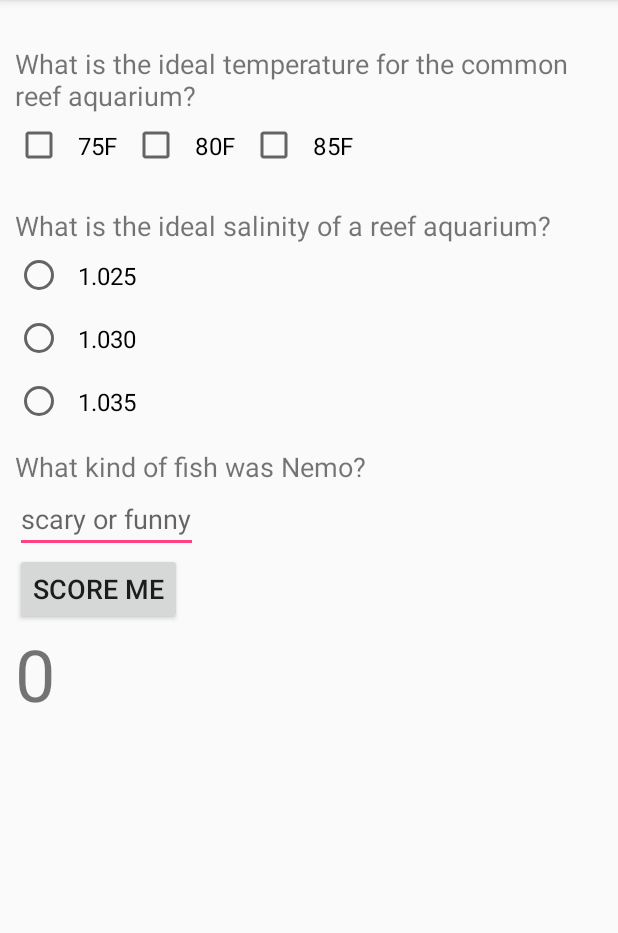
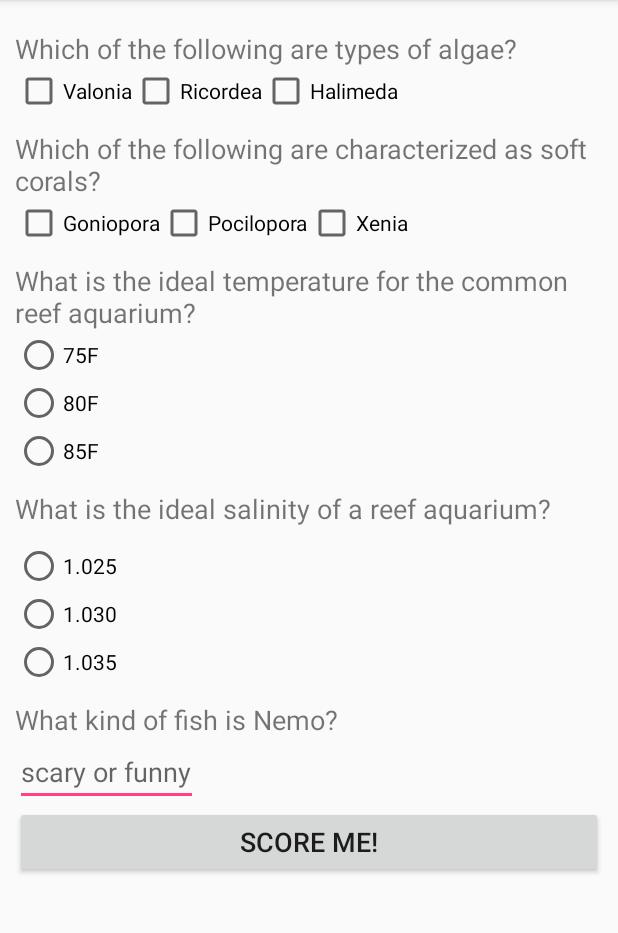
Before and after one commit to wrongron/ReefQuiz, an Android app: the screen it shows after launch (MainActivity), on a phone screen of 412 x 824 dp, the part 84-1017 px from its top. Run offline under Robolectric (Android 15) with nearby library versions, the phone set to English and light mode, and no system bars.

Commit message:
Updates to questions

```diff
--- a/app/src/main/java/com/example/android/reefquiz/MainActivity.java
+++ b/app/src/main/java/com/example/android/reefquiz/MainActivity.java
@@ -10,9 +10,8 @@ import android.widget.CheckBox;
 import android.widget.EditText;
 import android.widget.RadioButton;
 import android.widget.TextView;
-
+import android.widget.Toast;
 import org.w3c.dom.Text;
-
 import static android.R.attr.name;
 import static android.R.attr.x;
 import static android.icu.lang.UCharacter.GraphemeClusterBreak.V;
@@ -105,7 +104,6 @@ public class MainActivity extends AppCompatActivity {
     }
 
     public void displayScore(int score) {
-        TextView scoreTextView = (TextView) findViewById(R.id.current_score);
-        scoreTextView.setText("" + score);
+        Toast.makeText(getApplicationContext(), "Your score is: " + score, Toast.LENGTH_LONG).show();
     }
 }
--- a/app/src/main/res/layout/activity_main.xml
+++ b/app/src/main/res/layout/activity_main.xml
@@ -13,92 +13,132 @@
         android:padding="10dp"
         tools:context="com.example.android.reefquiz.MainActivity">
 
-        <RelativeLayout
-            android:id="@+id/question_1"
-            style="@style/Question">
+        <TextView
+            android:id="@+id/algae"
+            style="@style/Question"
+            android:text="@string/question_1" />
 
-            <TextView
-                android:id="@+id/temperature"
-                style="@style/Question"
-                android:text="@string/question_1" />
+        <LinearLayout
+            android:layout_height="wrap_content"
+            android:layout_width="wrap_content">
 
             <CheckBox
                 android:id="@+id/answer1_A"
                 style="@style/CheckBox"
-                android:layout_below="@id/temperature"
-                android:text="75F" />
+                android:text="@string/answer1_A" />
 
             <CheckBox
                 android:id="@+id/answer1_B"
                 style="@style/CheckBox"
-                android:layout_below="@+id/temperature"
-                android:layout_toRightOf="@+id/answer1_A"
-                android:text="80F" />
+                android:text="@string/answer1_B" />
 
             <CheckBox
                 android:id="@+id/answer1_C"
                 style="@style/CheckBox"
-                android:layout_below="@+id/temperature"
-                android:layout_toRightOf="@+id/answer1_B"
-                android:text="85F" />
-        </RelativeLayout>
+                android:text="@string/answer1_C" />
 
-        <RadioGroup
-            style="@style/Question">
+        </LinearLayout>
 
-            <TextView
-                android:id="@+id/salinity"
-                style="@style/Question"
-                android:layout_below="@+id/answer1_C"
-                android:text="@string/question_2" />
+        <TextView
+            android:id="@+id/coral"
+            style="@style/Question"
+            android:text="@string/question_2" />
 
-            <RadioButton
-                android:id="@+id/answer2_A"
-                style="@style/CheckBox"
-                android:layout_below="@id/salinity"
-                android:text="1.025" />
+    <LinearLayout
+        android:layout_height="wrap_content"
+        android:layout_width="wrap_content">
 
-            <RadioButton
-                android:id="@+id/answer2_B"
-                style="@style/CheckBox"
-                android:layout_below="@+id/answer2_A"
-                android:text="1.030" />
+        <CheckBox
+            android:id="@+id/answer2_A"
+            style="@style/CheckBox"
+            android:text="@string/answer2_A" />
 
-            <RadioButton
-                android:id="@+id/answer2_C"
-                style="@style/CheckBox"
-                android:layout_below="@+id/answer2_B"
-                android:text="1.035" />
+        <CheckBox
+            android:id="@+id/answer2_B"
+            style="@style/CheckBox"
+            android:text="@string/answer2_B" />
+
+        <CheckBox
+            android:id="@+id/answer2_C"
+            style="@style/CheckBox"
+            android:text="@string/answer2_C" />
+
+        </LinearLayout>
+
+        <TextView
+            android:id="@+id/temperature"
+            style="@style/Question"
+            android:text="@string/question_3" />
+
+            <RadioGroup
+                android:layout_width="match_parent"
+                android:layout_height="wrap_content" >
+
+                <RadioButton
+                    android:id="@+id/answer3_A"
+                    style="@style/RadioButton"
+                    android:text="@string/answer3_A" />
+
+                <RadioButton
+                    android:id="@+id/answer3_B"
+                    style="@style/RadioButton"
+                    android:text="@string/answer3_B" />
+
+                <RadioButton
+                    android:id="@+id/answer3_C"
+                    style="@style/RadioButton"
+                    android:text="@string/answer3_C" />
 
             </RadioGroup>
 
         <TextView
+            android:id="@+id/salinity"
+            style="@style/Question"
+            android:text="@string/question_4" />
+
+        <LinearLayout
+            android:layout_width="wrap_content"
+            android:layout_height="wrap_content"
+            android:orientation="horizontal">
+
+            <RadioGroup style="@style/Question">
+
+                <RadioButton
+                    android:id="@+id/answer4_A"
+                    style="@style/CheckBox"
+                    android:text="@string/answer4_A" />
+
+                <RadioButton
+                    android:id="@+id/answer4_B"
+                    style="@style/CheckBox"
+                    android:text="@string/answer4_B" />
+
+                <RadioButton
+                    android:id="@+id/answer4_C"
+                    style="@style/CheckBox"
+                    android:text="@string/answer4_C" />
+
+            </RadioGroup>
+
+        </LinearLayout>
+
+        <TextView
             android:id="@+id/nemo"
             style="@style/Question"
-            android:layout_below="@+id/answer3"
-            android:text="@string/question_3" />
+            android:text="@string/question_5" />
 
         <EditText
-            android:id="@+id/answer_3"
+            android:id="@+id/answer_5"
             android:layout_width="wrap_content"
             android:layout_height="wrap_content"
-            android:inputType="text"
-            android:hint="scary or funny" />
+            android:hint="@string/answer5_Hint"
+            android:inputType="text" />
 
         <Button
             android:id="@+id/button"
             style="@style/Question"
-            android:layout_alignParentBottom="true"
-            android:layout_centerHorizontal="true"
             android:onClick="updateScore"
-            android:text="Score Me" />
-
-        <TextView
-            android:id="@+id/current_score"
-            android:layout_width="wrap_content"
-            android:layout_height="wrap_content"
-            android:textSize="48dp"
-            android:text="0" />
+            android:text="@string/bclick" />
 
     </LinearLayout>
 </ScrollView>
--- a/app/src/main/res/values/strings.xml
+++ b/app/src/main/res/values/strings.xml
@@ -1,6 +1,22 @@
 <resources>
     <string name="app_name">Reef Quiz</string>
-    <string name="question_1">What is the ideal temperature for the common reef aquarium?</string>
-    <string name="question_2">What is the ideal salinity of a reef aquarium?</string>
-    <string name="question_3">What kind of fish was Nemo?</string>
+    <string name="question_1">Which of the following are types of algae?</string>
+    <string name="question_2">Which of the following are characterized as "soft corals"?</string>
+    <string name="question_3">What is the ideal temperature for the common reef aquarium?</string>
+    <string name="question_4">What is the ideal salinity of a reef aquarium?</string>
+    <string name="question_5">What kind of fish is Nemo?</string>
+    <string name="answer1_A">Valonia</string>
+    <string name="answer1_B">Ricordea</string>
+    <string name="answer1_C">Halimeda</string>
+    <string name="answer2_A">Goniopora</string>
+    <string name="answer2_B">Pocilopora</string>
+    <string name="answer2_C">Xenia</string>
+    <string name="answer3_A">75F</string>
+    <string name="answer3_B">80F</string>
+    <string name="answer3_C">85F</string>
+    <string name="answer4_A">1.025</string>
+    <string name="answer4_B">1.030</string>
+    <string name="answer4_C">1.035</string>
+    <string name="answer5_Hint">scary or funny</string>
+    <string name="bclick">Score Me!</string>
 </resources>
--- a/app/src/main/res/values/styles.xml
+++ b/app/src/main/res/values/styles.xml
@@ -7,7 +7,7 @@
         <item name="colorAccent">@color/colorAccent</item>
     </style>
     <style name="Question">
-        <item name="android:layout_width">wrap_content</item>
+        <item name="android:layout_width">match_parent</item>
         <item name="android:layout_height">wrap_content</item>
         <item name="android:textSize">18sp</item>
         <item name="android:paddingTop">10dp</item>
@@ -15,7 +15,9 @@
     <style name="CheckBox">
         <item name="android:layout_width">wrap_content</item>
         <item name="android:layout_height">wrap_content</item>
-        <item name="android:textSize">16sp</item>
-        <item name="android:padding">10dp</item>
+    </style>
+    <style name="RadioButton">
+        <item name="android:layout_width">wrap_content</item>
+        <item name="android:layout_height">wrap_content</item>
     </style>
 </resources>
```
